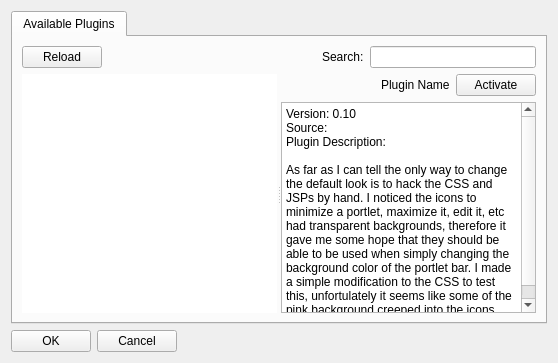
Above: src/apps/Daqster/pluginlist.ui from samiavasil/temporary before the change. Below: the same form after it.
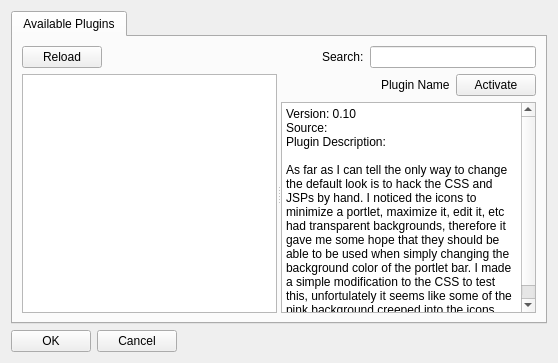
That is the form after the change.

Patch:
```diff
--- a/src/apps/Daqster/pluginlist.ui
+++ b/src/apps/Daqster/pluginlist.ui
@@ -76,18 +76,18 @@
              </property>
              <widget class="QTableWidget" name="availablePlugins">
               <property name="frameShape">
-               <enum>QFrame::NoFrame</enum>
+               <enum>QFrame::StyledPanel</enum>
               </property>
               <property name="frameShadow">
-               <enum>QFrame::Sunken</enum>
+               <enum>QFrame::Raised</enum>
               </property>
               <property name="selectionBehavior">
                <enum>QAbstractItemView::SelectRows</enum>
               </property>
               <property name="iconSize">
                <size>
-                <width>0</width>
-                <height>0</height>
+                <width>22</width>
+                <height>22</height>
                </size>
               </property>
               <property name="showGrid">
```
